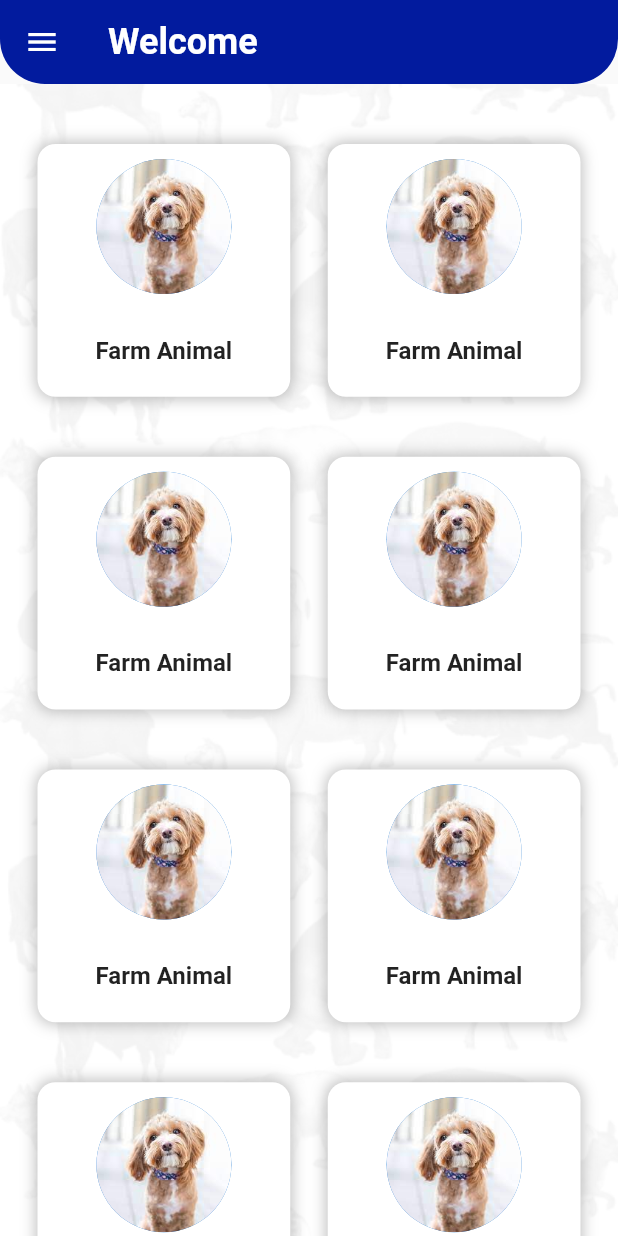
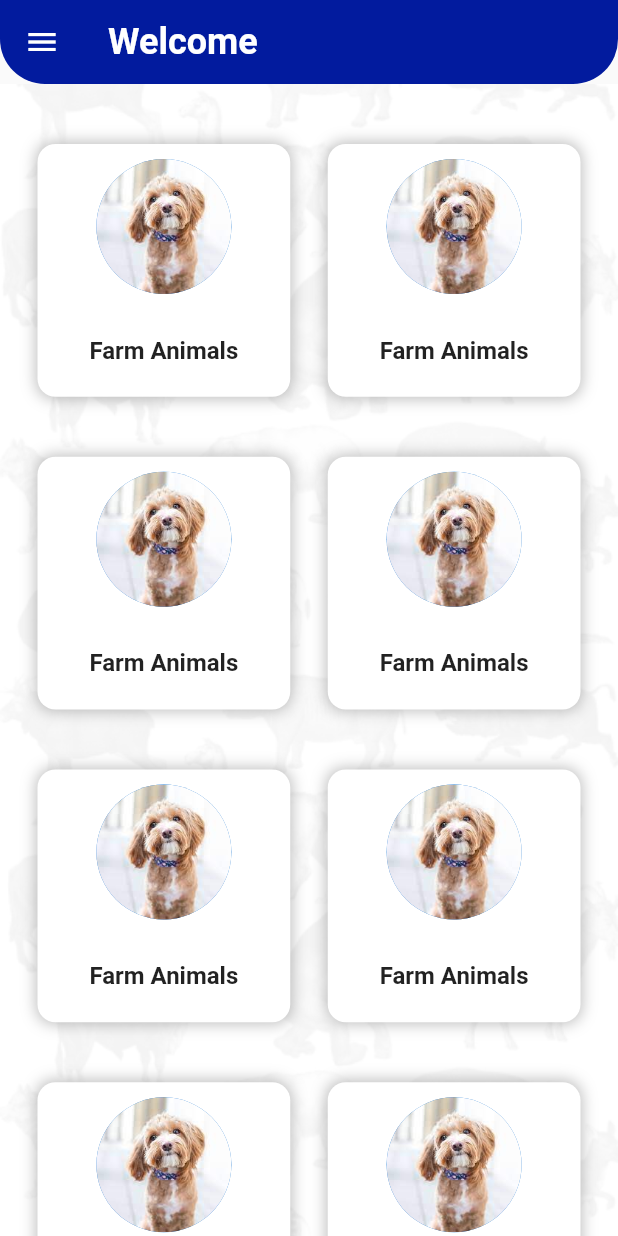
Before and after one commit to the-jossie/faunapp, a Flutter app: the CategoriesView screen opened by its route, on a phone screen of 412 x 824 dp. Run offline on Flutter 3.47's test engine with Material 2 defaults, Android fonts, the phone set to English and light mode, and no system bars; our stand-ins replace flutter_svg, get_it, google_fonts, jwt_decoder, shared_preferences, stacked; accounts and stored records are empty; statements that could not run were skipped.

Commit message:
feat: category model

```diff
--- a/lib/models/animal.dart
+++ b/lib/models/category.dart
@@ -1,8 +1,8 @@
-class Animal {
+class Category {
   String name;
   String image;
 
-  Animal({
+  Category({
     required this.name,
     required this.image,
   });
--- a/lib/view_models/dashboard/categories_view_model.dart
+++ b/lib/view_models/dashboard/categories_view_model.dart
@@ -1,11 +1,11 @@
-import 'package:faunapp/models/animal.dart';
+import 'package:faunapp/models/category.dart';
 import 'package:stacked/stacked.dart';
 
 class CategoriesViewModel extends BaseViewModel {
-  final List<Animal> _allAnimals = List.filled(
+  final List<Category> _allCategories = List.filled(
     8,
-    Animal(name: "Farm Animal", image: "assets/images/dog.jpeg"),
+    Category(name: "Farm Animals", image: "assets/images/dog.jpeg"),
   );
 
-  List<Animal> get allAnimals => _allAnimals;
+  List<Category> get allCategories => _allCategories;
 }
--- a/lib/views/dashboard/categories_view.dart
+++ b/lib/views/dashboard/categories_view.dart
@@ -28,11 +28,11 @@ class CategoriesView extends StatelessWidget {
           padding: const EdgeInsets.symmetric(vertical: 40, horizontal: 25),
           crossAxisSpacing: 25,
           mainAxisSpacing: 40,
-          children: model.allAnimals
+          children: model.allCategories
               .map(
-                (e) => const AnimalCard(
-                  name: "Farm Animal",
-                  imagePath: "assets/images/dog.jpeg",
+                (category) => AnimalCard(
+                  name: category.name,
+                  imagePath: category.image,
                 ),
               )
               .toList(),
```
